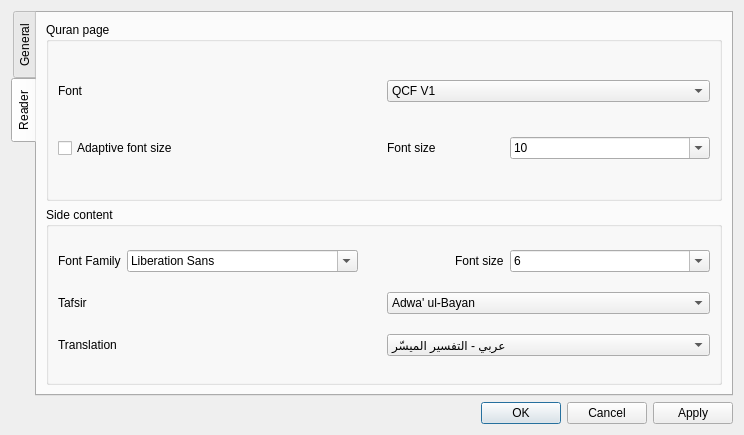
Qt form src/core/settingsdialog.ui (0xzer0x/quran-companion) before a commit.
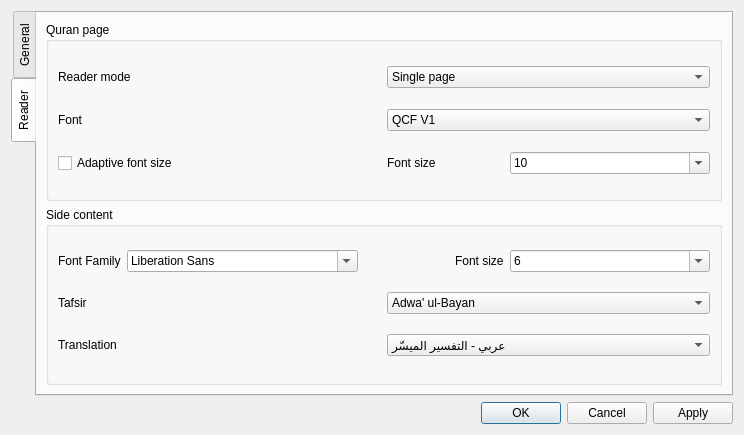
The same form after that commit. The open tabs and pages were chosen to show the change.

Commit message: Different read modes feature added

Patch:
```diff
--- a/src/core/settingsdialog.ui
+++ b/src/core/settingsdialog.ui
@@ -142,6 +142,31 @@
           <string>Quran page</string>
          </property>
          <layout class="QVBoxLayout" name="verticalLayout_3">
+          <item>
+           <layout class="QHBoxLayout" name="horizontalLayout_12">
+            <item>
+             <widget class="QLabel" name="lbReaderMode">
+              <property name="text">
+               <string>Reader mode</string>
+              </property>
+             </widget>
+            </item>
+            <item>
+             <widget class="QComboBox" name="cmbReaderMode">
+              <item>
+               <property name="text">
+                <string>Single page</string>
+               </property>
+              </item>
+              <item>
+               <property name="text">
+                <string>Double page</string>
+               </property>
+              </item>
+             </widget>
+            </item>
+           </layout>
+          </item>
           <item>
            <layout class="QHBoxLayout" name="horizontalLayout_3">
             <item>
```
Left out of the diff: 2 changed lines with no effect on the pictures. The commit also changes 14 other files.
